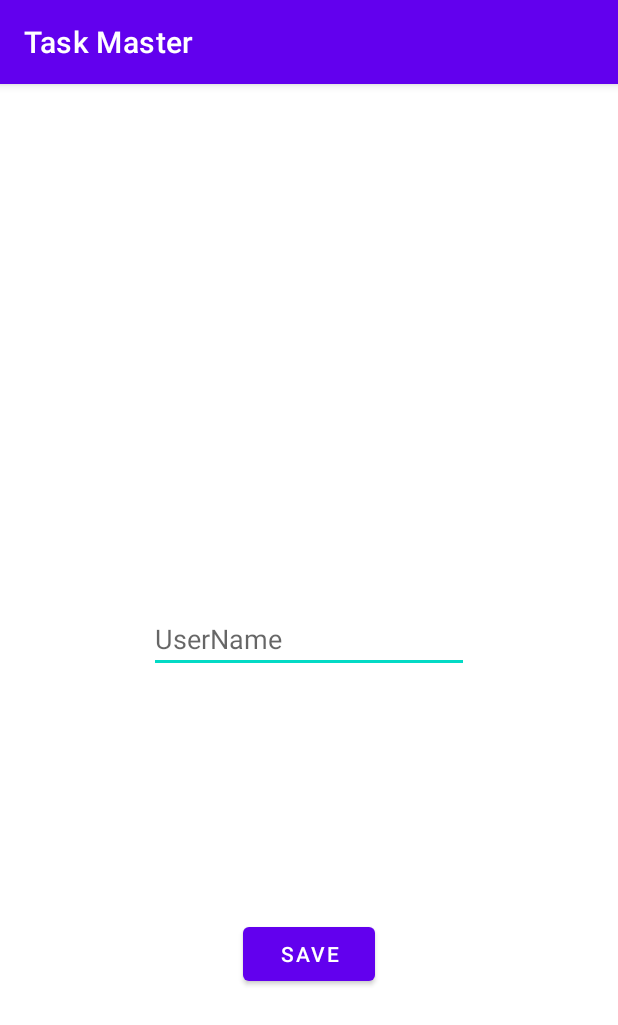
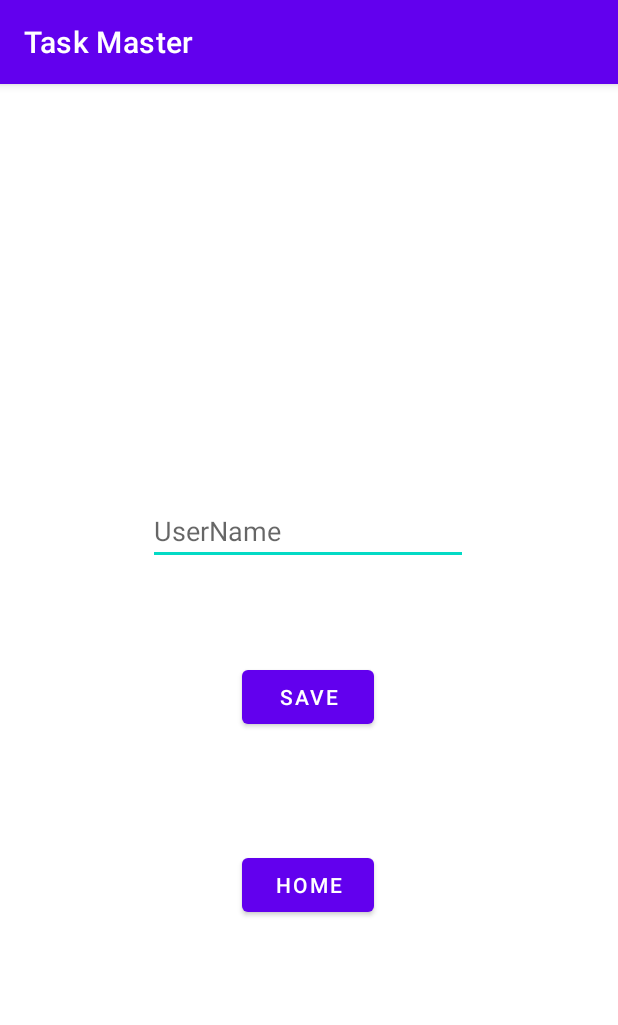
Before and after one commit to GoldenDog190/taskmaster, an Android app: the screen it shows after launch (Settings), after a tap on "SETTINGS", on a phone screen of 412 x 824 dp. Shown: the top 1025 px of the screen. Run offline under Robolectric (Android 15) with nearby library versions, the phone set to English and light mode, and no system bars; our stand-ins replace Room's generated code.

Commit message:
added home buttons to the task detail page, all task page, and settings page, also worked on clicking on tasks and the username

```diff
--- a/app/src/main/java/com/GoldenDog190/taskmaster/activity/AllTasks.java
+++ b/app/src/main/java/com/GoldenDog190/taskmaster/activity/AllTasks.java
@@ -20,7 +20,7 @@ public class AllTasks extends AppCompatActivity {
 
     Button goBackButton = findViewById(R.id.backButton);
     goBackButton.setOnClickListener(view -> {
-        Intent goBackButtonIntent = new Intent(AllTasks.this, AddTask.class);
+        Intent goBackButtonIntent = new Intent(AllTasks.this, MainActivity.class);
         startActivity(goBackButtonIntent);
     });
 
--- a/app/src/main/java/com/GoldenDog190/taskmaster/activity/MainActivity.java
+++ b/app/src/main/java/com/GoldenDog190/taskmaster/activity/MainActivity.java
@@ -80,6 +80,14 @@ public class MainActivity extends AppCompatActivity implements TaskViewAdapter.T
             startActivity(taskDetailsButtonThreeIntent);
         });
 
+        findViewById(R.id.taskRecycleView).setOnClickListener(new View.OnClickListener() {
+            @Override
+            public void onClick(View v) {
+                Intent intent = new Intent(MainActivity.this, TaskDetail.class);
+                startActivity(intent);
+            }
+        });
+
         //===============RecycleView===================================
         List<TaskModel> taskModels = taskDatabase.taskModelDoa().findAll();
         taskModels.add(new TaskModel("Task 1", "Walk the dog", "today"));
@@ -88,6 +96,16 @@ public class MainActivity extends AppCompatActivity implements TaskViewAdapter.T
         RecyclerView rv = findViewById(R.id.taskRecycleView);
         rv.setLayoutManager(new LinearLayoutManager(this));
        rv.setAdapter(new TaskViewAdapter(taskModels, this));
+
+//        rv.setLayoutManager(new LinearLayoutManager(this));
+//        rv.setAdapter(new TaskViewAdapter(v -> {
+//            Intent intent = new Intent(MainActivity.this, TaskDetail.class);
+//            intent.putExtra("tasks", v.getText().toString());
+//            MainActivity.this.startActivity(intent);
+//        },
+//                taskDatabase.taskModelDoa().findAll()));
+
+
     }
 
     @Override
@@ -98,7 +116,8 @@ public class MainActivity extends AppCompatActivity implements TaskViewAdapter.T
         String task = "Tasks";
         if(username !=null) task = String.format(Locale.ENGLISH, "%s Tasks", username);
             ((TextView)findViewById(R.id.textViewTasks)).setText(task);
-    }
+
+        }
 
     private View.OnClickListener TaskButton(){
         return view -> {
@@ -112,7 +131,5 @@ public class MainActivity extends AppCompatActivity implements TaskViewAdapter.T
     @Override
     public void listener(TaskModel taskModel) {
 //        Snackbar.make(findViewById(R.id.mainConstraintLayout), taskModel.design, Snackbar.LENGTH_SHORT).show();
-        Intent intent = new Intent( MainActivity.this, TaskDetail.class);
-       startActivity(intent);
     }
 }
--- a/app/src/main/java/com/GoldenDog190/taskmaster/activity/Settings.java
+++ b/app/src/main/java/com/GoldenDog190/taskmaster/activity/Settings.java
@@ -2,6 +2,7 @@ package com.GoldenDog190.taskmaster.activity;
 
 import androidx.appcompat.app.AppCompatActivity;
 
+import android.content.Intent;
 import android.content.SharedPreferences;
 import android.os.Bundle;
 import android.util.Log;
@@ -19,6 +20,12 @@ public class Settings extends AppCompatActivity {
         setContentView(R.layout.activity_settings);
 
         Button saveButton = findViewById(R.id.saveButton);
+
+        Button goSettingsHomeButton = findViewById(R.id.goHomeSettingsButton);
+        goSettingsHomeButton.setOnClickListener(view -> {
+            Intent goSettingsHomeButtonIntent = new Intent(Settings.this, MainActivity.class);
+            startActivity(goSettingsHomeButtonIntent);
+        });
 
         SharedPreferences sharedPreferences = getApplicationContext().getSharedPreferences("username", MODE_PRIVATE);
         SharedPreferences.Editor editor = sharedPreferences.edit();
--- a/app/src/main/res/layout/activity_settings.xml
+++ b/app/src/main/res/layout/activity_settings.xml
@@ -20,10 +20,10 @@
         android:id="@+id/saveButton"
         android:layout_width="wrap_content"
         android:layout_height="wrap_content"
+        android:layout_marginTop="64dp"
         android:text="@string/save"
-        app:layout_constraintBottom_toBottomOf="parent"
         app:layout_constraintEnd_toEndOf="parent"
-        app:layout_constraintHorizontal_bias="0.5"
+        app:layout_constraintHorizontal_bias="0.498"
         app:layout_constraintStart_toStartOf="parent"
         app:layout_constraintTop_toBottomOf="@+id/editTextTextUserName" />
 
@@ -31,13 +31,25 @@
         android:id="@+id/editTextTextUserName"
         android:layout_width="wrap_content"
         android:layout_height="wrap_content"
+        android:layout_marginTop="256dp"
+        android:autofillHints=""
         android:ems="10"
         android:hint="@string/username"
         android:inputType="textPersonName"
-        app:layout_constraintBottom_toTopOf="@+id/saveButton"
         app:layout_constraintEnd_toEndOf="parent"
-        app:layout_constraintHorizontal_bias="0.5"
+        app:layout_constraintHorizontal_bias="0.497"
         app:layout_constraintStart_toStartOf="parent"
-        app:layout_constraintTop_toBottomOf="@+id/settingsTextViewName"
-        android:autofillHints="" />
+        app:layout_constraintTop_toBottomOf="@+id/settingsTextViewName" />
+
+    <Button
+        android:id="@+id/goHomeSettingsButton"
+        android:layout_width="wrap_content"
+        android:layout_height="wrap_content"
+        android:text="@string/home"
+        app:layout_constraintBottom_toBottomOf="parent"
+        app:layout_constraintEnd_toEndOf="@+id/saveButton"
+        app:layout_constraintHorizontal_bias="1.0"
+        app:layout_constraintStart_toStartOf="@+id/saveButton"
+        app:layout_constraintTop_toBottomOf="@+id/saveButton"
+        app:layout_constraintVertical_bias="0.27" />
 </androidx.constraintlayout.widget.ConstraintLayout>
--- a/app/src/main/res/values/strings.xml
+++ b/app/src/main/res/values/strings.xml
@@ -18,16 +18,17 @@
     <string name="task_three">Task Three</string>
     <string name="my_tasks">My Tasks</string>
     <string name="add_a_task">Add a Task</string>
-    <string name="all_tasks">All Tasks</string>
+<!--    <string name="all_tasks">All Tasks</string>-->
     <string name="settings">Settings</string>
     <string name="task_two">Task Two</string>
     <string name="task_one">Task One</string>
-    <string name="tasks">Tasks</string>
+<!--    <string name="tasks">Tasks</string>-->
     <string name="img">img</string>
     <string name="add_task">Add Task</string>
     <string name="title">title</string>
     <string name="description">description</string>
-    <string name="add_task">Add Task</string>
+<!--    <string name="add_task">Add Task</string>-->
     <string name="total_tasks_0">Total tasks: 0</string>
     <string name="assigned">assigned</string>
+    <string name="home">home</string>
 </resources>
```
Also changed, not shown: app/src/main/java/com/GoldenDog190/taskmaster/activity/TaskDetail.java (+9 -0 lines), app/src/main/res/layout/activity_task_detail.xml (+13 -4 lines), 3 other files.
